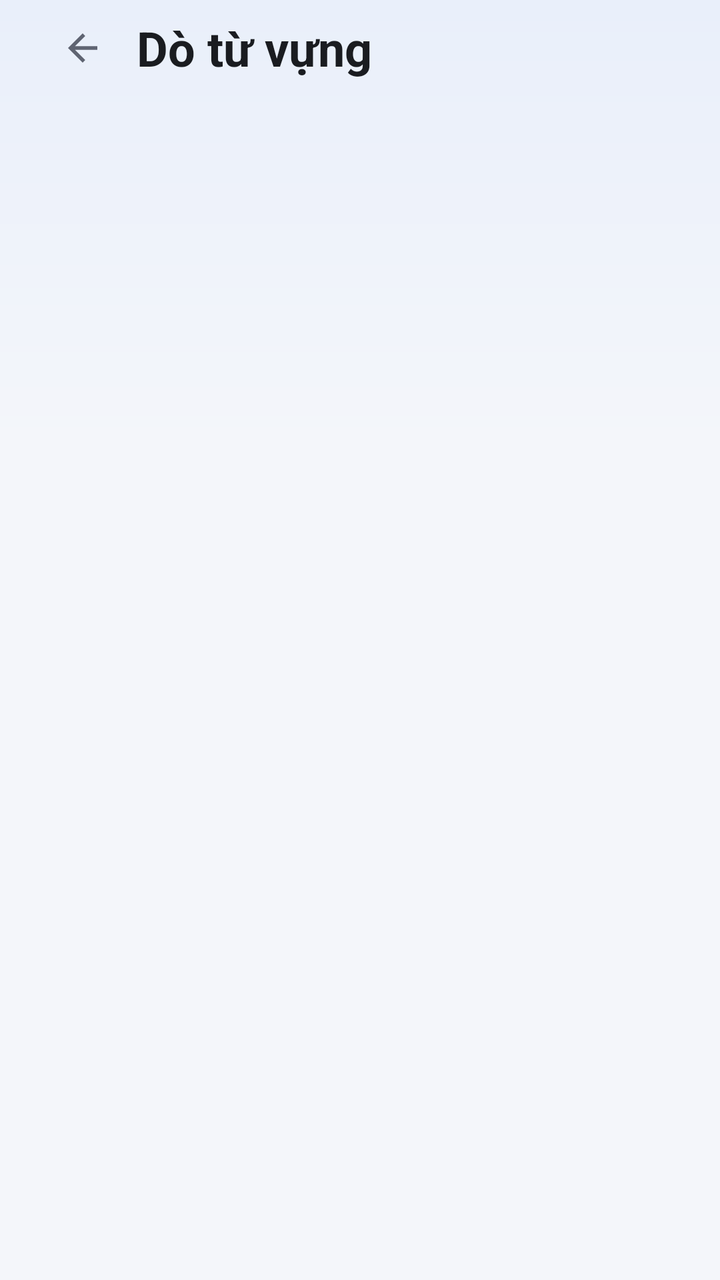
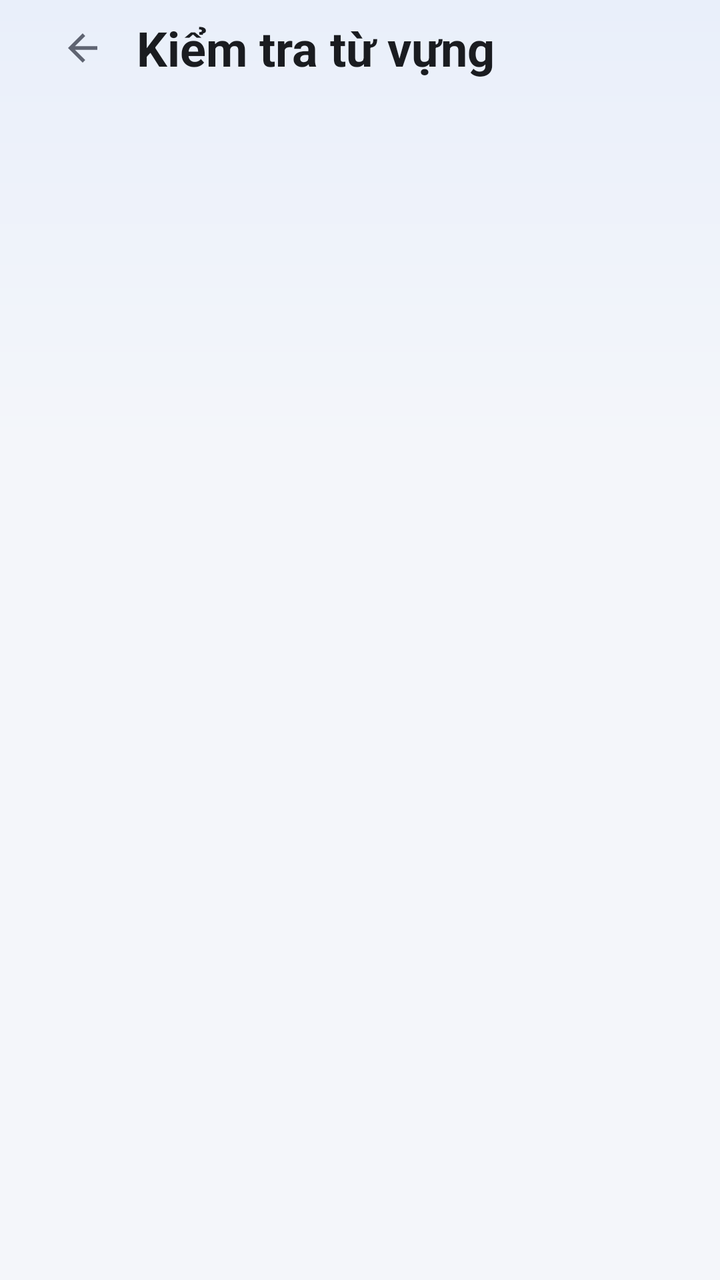

The first picture is an Android layout as it rendered before a commit; the second is the same layout after the commit. The layout source and the unified diff follow.
<!-- AndroidManifest.xml: application theme Theme.HomeworkGate -->
<!-- res/layout/st_activity_do_tu.xml -->
<?xml version="1.0" encoding="utf-8"?>
<androidx.constraintlayout.widget.ConstraintLayout
    xmlns:android="http://schemas.android.com/apk/res/android"
    xmlns:app="http://schemas.android.com/apk/res-auto"
    android:id="@+id/goc"
    android:layout_width="match_parent"
    android:layout_height="match_parent"
    android:background="@drawable/st_nen_man">

    <LinearLayout
        android:layout_width="0dp"
        android:layout_height="0dp"
        android:orientation="vertical"
        android:paddingHorizontal="28dp"
        app:layout_constraintBottom_toBottomOf="parent"
        app:layout_constraintEnd_toEndOf="parent"
        app:layout_constraintStart_toStartOf="parent"
        app:layout_constraintTop_toTopOf="parent">

        <LinearLayout
            android:layout_width="match_parent"
            android:layout_height="wrap_content"
            android:gravity="center_vertical">

            <com.google.android.material.button.MaterialButton
                android:id="@+id/btn_thoat"
                style="@style/Widget.Material3.Button.IconButton"
                android:layout_width="48dp"
                android:layout_height="48dp"
                android:layout_marginStart="-12dp"
                android:layout_marginEnd="4dp"
                android:contentDescription="Quay lại"
                app:icon="@drawable/st_ic_quay_lai"
                app:iconSize="22dp"
                app:iconTint="@color/ink_soft" />

            <TextView
                android:id="@+id/txt_tieu_de"
                android:layout_width="0dp"
                android:layout_height="wrap_content"
                android:layout_weight="1"
                android:text="@string/do_tu_title"
                android:textColor="@color/ink"
                android:textSize="24sp"
                android:textStyle="bold" />
        </LinearLayout>

        <ScrollView
            android:layout_width="match_parent"
            android:layout_height="0dp"
            android:layout_weight="1"
            android:layout_marginTop="16dp"
            android:scrollbars="none">

            <LinearLayout
                android:layout_width="match_parent"
                android:layout_height="wrap_content"
                android:orientation="vertical">

                
                <LinearLayout
                    android:id="@+id/box_bo"
                    android:layout_width="match_parent"
                    android:layout_height="wrap_content"
                    android:orientation="vertical" />

                <TextView
                    android:id="@+id/txt_trong"
                    style="@style/Text.Body"
                    android:layout_width="match_parent"
                    android:layout_height="wrap_content"
                    android:layout_marginTop="28dp"
                    android:gravity="center"
                    android:textSize="16sp"
                    android:visibility="gone" />

                
                <LinearLayout
                    android:id="@+id/box_hoi"
                    android:layout_width="match_parent"
                    android:layout_height="wrap_content"
                    android:orientation="vertical"
                    android:visibility="gone">

                    <TextView
                        android:id="@+id/txt_tien"
                        android:layout_width="match_parent"
                        android:layout_height="wrap_content"
                        android:textColor="@color/ink_soft"
                        android:textSize="14sp" />

                    <com.google.android.material.card.MaterialCardView
                        style="@style/Card"
                        android:layout_width="match_parent"
                        android:layout_height="wrap_content"
                        android:layout_marginTop="10dp">

                        <LinearLayout
                            android:layout_width="match_parent"
                            android:layout_height="wrap_content"
                            android:orientation="vertical"
                            android:padding="24dp">

                            <TextView
                                android:id="@+id/txt_nhan"
                                android:layout_width="match_parent"
                                android:layout_height="wrap_content"
                                android:textColor="@color/ink_soft"
                                android:textSize="14sp" />

                            <TextView
                                android:id="@+id/txt_hoi"
                                android:layout_width="match_parent"
                                android:layout_height="wrap_content"
                                android:layout_marginTop="10dp"
                                android:textColor="@color/ink"
                                android:textSize="30sp"
                                android:textStyle="bold" />

                            
                            <TextView
                                android:id="@+id/txt_am"
                                android:layout_width="match_parent"
                                android:layout_height="wrap_content"
                                android:layout_marginTop="4dp"
                                android:textColor="@color/ink_soft"
                                android:textSize="17sp"
                                android:visibility="gone" />
                        </LinearLayout>
                    </com.google.android.material.card.MaterialCardView>

                    
                    <LinearLayout
                        android:id="@+id/box_chon"
                        android:layout_width="match_parent"
                        android:layout_height="wrap_content"
                        android:layout_marginTop="12dp"
                        android:orientation="vertical"
                        android:visibility="gone" />

                    
                    <EditText
                        android:id="@+id/o_go"
                        android:layout_width="match_parent"
                        android:layout_height="wrap_content"
                        android:layout_marginTop="16dp"
                        android:hint="@string/do_tu_go"
                        android:importantForAutofill="no"
                        android:inputType="text"
                        android:imeOptions="actionDone"
                        android:textColor="@color/ink"
                        android:textSize="20sp"
                        android:visibility="gone" />

                    <com.google.android.material.card.MaterialCardView
                        android:id="@+id/the_ket"
                        style="@style/Card"
                        android:layout_width="match_parent"
                        android:layout_height="wrap_content"
                        android:layout_marginTop="16dp"
                        android:visibility="gone">

                        <LinearLayout
                            android:layout_width="match_parent"
                            android:layout_height="wrap_content"
                            android:orientation="vertical"
                            android:padding="20dp">

                            <TextView
                                android:id="@+id/txt_ket"
                                android:layout_width="match_parent"
                                android:layout_height="wrap_content"
                                android:textSize="18sp"
                                android:textStyle="bold" />

                            <TextView
                                android:id="@+id/txt_dap"
                                style="@style/Text.Body"
                                android:layout_width="match_parent"
                                android:layout_height="wrap_content"
                                android:layout_marginTop="6dp"
                                android:textSize="16sp" />
                        </LinearLayout>
                    </com.google.android.material.card.MaterialCardView>

                    <com.google.android.material.button.MaterialButton
                        android:id="@+id/btn_chiu"
                        style="@style/Widget.Material3.Button.TextButton"
                        android:layout_width="match_parent"
                        android:layout_height="wrap_content"
                        android:layout_marginTop="4dp"
                        android:text="@string/do_tu_chiu"
                        android:textSize="15sp"
                        android:visibility="gone" />

                    <com.google.android.material.button.MaterialButton
                        android:id="@+id/btn_chinh"
                        android:layout_width="match_parent"
                        android:layout_height="56dp"
                        android:layout_marginTop="16dp"
                        android:textSize="17sp" />
                </LinearLayout>

                
                <com.google.android.material.card.MaterialCardView
                    android:id="@+id/the_xong"
                    style="@style/Card"
                    android:layout_width="match_parent"
                    android:layout_height="wrap_content"
                    android:visibility="gone">

                    <LinearLayout
                        android:layout_width="match_parent"
                        android:layout_height="wrap_content"
                        android:orientation="vertical"
                        android:padding="20dp">

                        <TextView
                            android:id="@+id/txt_xong"
                            android:layout_width="match_parent"
                            android:layout_height="wrap_content"
                            android:textColor="@color/ok"
                            android:textSize="26sp"
                            android:textStyle="bold" />

                        <TextView
                            android:id="@+id/txt_xong_phu"
                            style="@style/Text.Body"
                            android:layout_width="match_parent"
                            android:layout_height="wrap_content"
                            android:layout_marginTop="6dp"
                            android:textSize="15sp" />
                    </LinearLayout>
                </com.google.android.material.card.MaterialCardView>

                <TextView
                    android:id="@+id/txt_chan"
                    android:layout_width="match_parent"
                    android:layout_height="wrap_content"
                    android:layout_marginTop="18dp"
                    android:textColor="@color/ink_soft"
                    android:textSize="13sp" />
            </LinearLayout>
        </ScrollView>
    </LinearLayout>
</androidx.constraintlayout.widget.ConstraintLayout>
<!-- resources referenced by this layout -->
<resources>
  <color name="ink">#1A1C20</color>
  <color name="ink_soft">#5F6472</color>
  <color name="ok">#1E8E3E</color>
  <!-- drawable st_ic_quay_lai (drawable) -->
  <vector xmlns:android="http://schemas.android.com/apk/res/android"
      android:width="24dp" android:height="24dp"
      android:viewportWidth="24" android:viewportHeight="24"
      android:autoMirrored="true">
      <path android:fillColor="#FFFFFF"
          android:pathData="M20,11H7.83l5.59,-5.59L12,4l-8,8 8,8 1.41,-1.41L7.83,13H20v-2z" />
  </vector>
  <!-- drawable st_nen_man (drawable) -->
  <?xml version="1.0" encoding="utf-8"?>
  <shape xmlns:android="http://schemas.android.com/apk/res/android"
      android:shape="rectangle">
      <gradient
          android:angle="270"
          android:centerColor="@color/canvas"
          android:centerY="0.35"
          android:endColor="@color/canvas"
          android:startColor="#E9EFFA"
          android:type="linear" />
  </shape>
  <string name="do_tu_chiu">Chịu rồi, cho xem đáp án</string>
  <string name="do_tu_go">Gõ từ tiếng Anh</string>
  <string name="do_tu_title">Dò từ vựng</string>
  <style name="Card" parent="Widget.Material3.CardView.Elevated">
          
          <item name="cardBackgroundColor">@color/surface</item>
          <item name="cardCornerRadius">24dp</item>
          <item name="cardElevation">0dp</item>
          <item name="strokeWidth">1dp</item>
          <item name="strokeColor">@color/line</item>
      </style>
  <style name="Text.Body" parent="TextAppearance.Material3.BodyLarge">
          <item name="android:textColor">@color/ink_soft</item>
          <item name="android:textSize">17sp</item>
      </style>
  <style name="Theme.HomeworkGate" parent="Theme.Material3.Light.NoActionBar">
          <item name="colorPrimary">@color/brand</item>
          <item name="colorOnPrimary">#FFFFFF</item>
          <item name="colorPrimaryContainer">@color/brand_soft</item>
          <item name="colorOnPrimaryContainer">@color/brand_dark</item>
          <item name="android:colorBackground">@color/canvas</item>
          <item name="colorSurface">@color/surface</item>
          <item name="colorOnSurface">@color/ink</item>
          <item name="android:statusBarColor">@color/canvas</item>
          <item name="android:navigationBarColor">@color/canvas</item>
          <item name="android:windowLightStatusBar">true</item>
          <item name="android:windowLightNavigationBar">true</item>
      </style>
  <color name="canvas">#F4F6FA</color>
  <color name="surface">#FFFFFF</color>
  <color name="line">#E1E5EC</color>
  <color name="brand">#2F6FED</color>
  <color name="brand_soft">#E8F0FE</color>
  <color name="brand_dark">#1B4FC0</color>
</resources>

<!-- the commit's change to res/layout/st_activity_do_tu.xml (unified diff, before → after) -->
@@ -82,12 +82,28 @@
                     android:orientation="vertical"
                     android:visibility="gone">
 
-                    <TextView
-                        android:id="@+id/txt_tien"
-                        android:layout_width="match_parent"
-                        android:layout_height="wrap_content"
-                        android:textColor="@color/ink_soft"
-                        android:textSize="14sp" />
+                    
+                    <LinearLayout
+                        android:layout_width="match_parent"
+                        android:layout_height="wrap_content"
+                        android:gravity="center_vertical"
+                        android:orientation="horizontal">
+
+                        <TextView
+                            android:id="@+id/txt_tien"
+                            android:layout_width="0dp"
+                            android:layout_height="wrap_content"
+                            android:layout_weight="1"
+                            android:textColor="@color/ink_soft"
+                            android:textSize="14sp" />
+
+                        <TextView
+                            android:id="@+id/txt_sao"
+                            android:layout_width="wrap_content"
+                            android:layout_height="wrap_content"
+                            android:textColor="@color/wait"
+                            android:textSize="26sp" />
+                    </LinearLayout>
 
                     <com.google.android.material.card.MaterialCardView
                         style="@style/Card"
@@ -131,25 +147,20 @@
 
                     
                     <LinearLayout
-                        android:id="@+id/box_chon"
-                        android:layout_width="match_parent"
-                        android:layout_height="wrap_content"
-                        android:layout_marginTop="12dp"
-                        android:orientation="vertical"
-                        android:visibility="gone" />
+                        android:id="@+id/khung"
+                        android:layout_width="match_parent"
+                        android:layout_height="wrap_content"
+                        android:layout_marginTop="16dp"
+                        android:orientation="vertical" />
 
                     
-                    <EditText
-                        android:id="@+id/o_go"
-                        android:layout_width="match_parent"
-                        android:layout_height="wrap_content"
-                        android:layout_marginTop="16dp"
-                        android:hint="@string/do_tu_go"
-                        android:importantForAutofill="no"
-                        android:inputType="text"
-                        android:imeOptions="actionDone"
-                        android:textColor="@color/ink"
-                        android:textSize="20sp"
+                    <TextView
+                        android:id="@+id/txt_bao"
+                        android:layout_width="match_parent"
+                        android:layout_height="wrap_content"
+                        android:layout_marginTop="8dp"
+                        android:textColor="@color/ink_soft"
+                        android:textSize="15sp"
                         android:visibility="gone" />
 
                     <com.google.android.material.card.MaterialCardView
@@ -166,12 +177,29 @@
                             android:orientation="vertical"
                             android:padding="20dp">
 
-                            <TextView
-                                android:id="@+id/txt_ket"
-                                android:layout_width="match_parent"
-                                android:layout_height="wrap_content"
-                                android:textSize="18sp"
-                                android:textStyle="bold" />
+                            
+                            <LinearLayout
+                                android:layout_width="match_parent"
+                                android:layout_height="wrap_content"
+                                android:gravity="center_vertical"
+                                android:orientation="horizontal">
+
+                                <TextView
+                                    android:id="@+id/txt_ket"
+                                    android:layout_width="0dp"
+                                    android:layout_height="wrap_content"
+                                    android:layout_weight="1"
+                                    android:textSize="18sp"
+                                    android:textStyle="bold" />
+
+                                <TextView
+                                    android:id="@+id/txt_cong"
+                                    android:layout_width="wrap_content"
+                                    android:layout_height="wrap_content"
+                                    android:textSize="20sp"
+                                    android:textStyle="bold"
+                                    android:visibility="gone" />
+                            </LinearLayout>
 
                             <TextView
                                 android:id="@+id/txt_dap"
<!-- resource entries referenced after the edit -->
@@ -3,6 +3,7 @@
   <color name="ink">#1A1C20</color>
   <color name="ink_soft">#5F6472</color>
   <color name="ok">#1E8E3E</color>
+  <color name="wait">#E8A22B</color>
   <!-- drawable st_ic_quay_lai (drawable) -->
   <vector xmlns:android="http://schemas.android.com/apk/res/android"
       android:width="24dp" android:height="24dp"
@@ -24,8 +25,7 @@
           android:type="linear" />
   </shape>
   <string name="do_tu_chiu">Chịu rồi, cho xem đáp án</string>
-  <string name="do_tu_go">Gõ từ tiếng Anh</string>
-  <string name="do_tu_title">Dò từ vựng</string>
+  <string name="do_tu_title">Kiểm tra từ vựng</string>
   <style name="Card" parent="Widget.Material3.CardView.Elevated">
           
           <item name="cardBackgroundColor">@color/surface</item>
